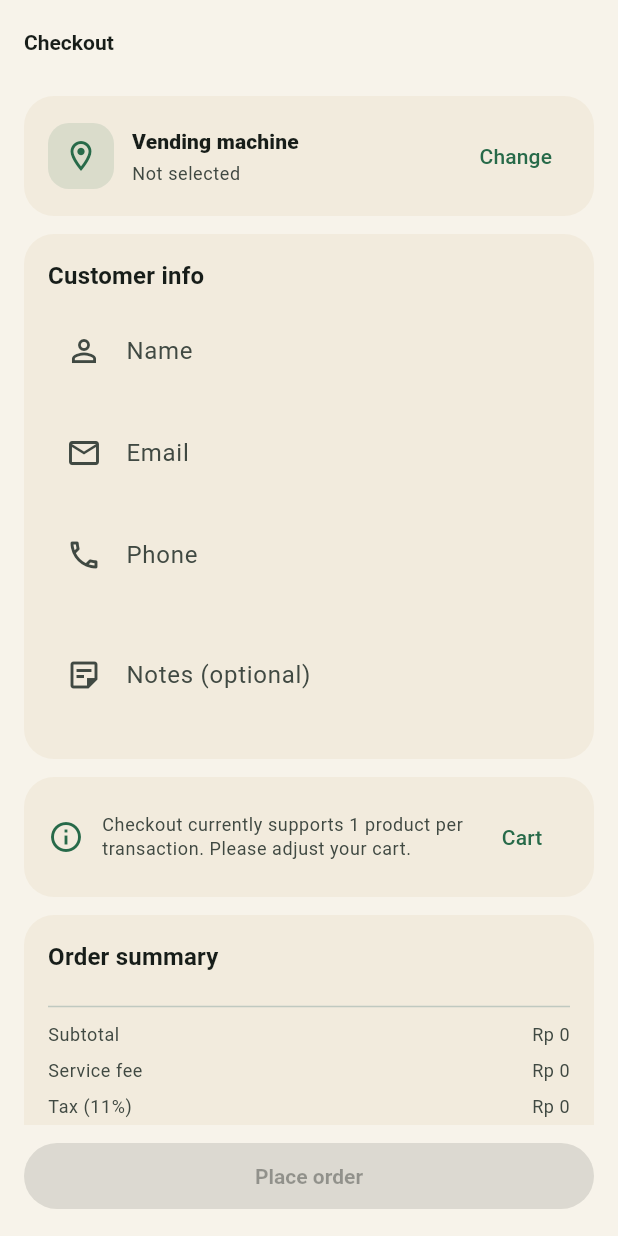
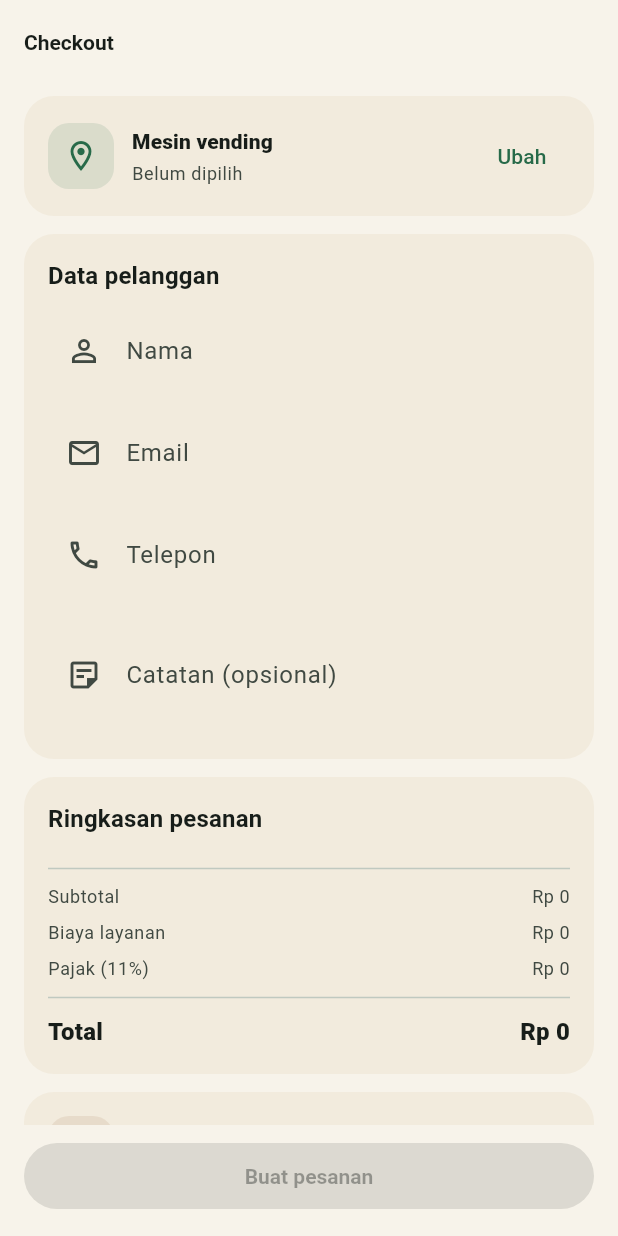
Before and after one commit to fathurp01/Jamuin-Vending-Machine-Mobile, a Flutter app: the CheckoutScreen screen opened by its route, on a phone screen of 412 x 824 dp. Run offline on Flutter 3.47's test engine with Material 3 defaults, Android fonts, the phone set to English and light mode, and no system bars; our stand-ins replace dio, flutter_riverpod, go_router, shared_preferences, webview_flutter; missing offline and left inert: maplibre_gl; accounts and stored records are empty; network calls fail.

Commit message:
bug and error fix and adjust additional feature

```diff
--- a/lib/src/features/auth/presentation/register_screen.dart
+++ b/lib/src/features/auth/presentation/register_screen.dart
@@ -69,20 +69,22 @@ class _RegisterScreenState extends ConsumerState<RegisterScreen> {
     } catch (e) {
       if (!mounted) return;
       setState(() => _submitting = false);
-      messenger.showSnackBar(SnackBar(content: Text('Register failed: $e')));
+      messenger.showSnackBar(SnackBar(content: Text('Daftar gagal: $e')));
       return;
     }
 
     if (!mounted) return;
     setState(() => _submitting = false);
-    messenger.showSnackBar(const SnackBar(content: Text('Account created.')));
+    messenger.showSnackBar(
+      const SnackBar(content: Text('Akun berhasil dibuat.')),
+    );
     router.go('/app/home');
   }
 
   @override
   Widget build(BuildContext context) {
     return Scaffold(
-      appBar: AppBar(title: const Text('Register')),
+      appBar: AppBar(title: const Text('Daftar')),
       body: ListView(
         padding: const EdgeInsets.fromLTRB(16, 12, 16, 24),
         children: [
@@ -96,7 +98,7 @@ class _RegisterScreenState extends ConsumerState<RegisterScreen> {
                   decoration: const InputDecoration(labelText: 'Name'),
                   validator: (v) {
                     final t = (v ?? '').trim();
-                    if (t.isEmpty) return 'Name is required';
+                    if (t.isEmpty) return 'Nama wajib diisi';
                     return null;
                   },
                 ),
@@ -105,13 +107,13 @@ class _RegisterScreenState extends ConsumerState<RegisterScreen> {
                   controller: _phoneCtrl,
                   keyboardType: TextInputType.phone,
                   textInputAction: TextInputAction.next,
-                  decoration: const InputDecoration(labelText: 'Phone'),
+                  decoration: const InputDecoration(labelText: 'Telepon'),
                   validator: (v) {
                     final value = (v ?? '').trim();
-                    if (value.isEmpty) return 'Phone is required';
+                    if (value.isEmpty) return 'Telepon wajib diisi';
                     final digitsOnly = RegExp(r'^\+?[0-9]{8,15}$');
                     if (!digitsOnly.hasMatch(value)) {
-                      return 'Enter a valid phone number';
+                      return 'Masukkan nomor telepon yang valid';
                     }
                     return null;
                   },
@@ -124,9 +126,9 @@ class _RegisterScreenState extends ConsumerState<RegisterScreen> {
                   decoration: const InputDecoration(labelText: 'Email'),
                   validator: (v) {
                     final t = (v ?? '').trim();
-                    if (t.isEmpty) return 'Email is required';
+                    if (t.isEmpty) return 'Email wajib diisi';
                     if (!t.contains('@') || !t.contains('.')) {
-                      return 'Enter a valid email';
+                      return 'Masukkan email yang valid';
                     }
                     return null;
                   },
@@ -139,8 +141,8 @@ class _RegisterScreenState extends ConsumerState<RegisterScreen> {
                   decoration: const InputDecoration(labelText: 'Password'),
                   validator: (v) {
                     final t = (v ?? '').trim();
-                    if (t.isEmpty) return 'Password is required';
-                    if (t.length < 6) return 'Min 6 characters';
+                    if (t.isEmpty) return 'Password wajib diisi';
+                    if (t.length < 6) return 'Minimal 6 karakter';
                     return null;
                   },
                 ),
@@ -150,13 +152,13 @@ class _RegisterScreenState extends ConsumerState<RegisterScreen> {
                   obscureText: true,
                   textInputAction: TextInputAction.done,
                   decoration: const InputDecoration(
-                    labelText: 'Confirm password',
+                    labelText: 'Konfirmasi password',
                   ),
                   validator: (v) {
                     final t = (v ?? '').trim();
-                    if (t.isEmpty) return 'Confirmation is required';
+                    if (t.isEmpty) return 'Konfirmasi wajib diisi';
                     if (t != _passCtrl.text.trim()) {
-                      return 'Passwords do not match';
+                      return 'Password tidak sama';
                     }
                     return null;
                   },
@@ -174,7 +176,7 @@ class _RegisterScreenState extends ConsumerState<RegisterScreen> {
                     height: 22,
                     child: CircularProgressIndicator(strokeWidth: 2),
                   )
-                : const Text('Register'),
+                : const Text('Daftar'),
           ),
         ],
       ),
--- a/lib/src/features/cart/presentation/cart_screen.dart
+++ b/lib/src/features/cart/presentation/cart_screen.dart
@@ -32,7 +32,7 @@ class CartScreen extends ConsumerWidget {
         : true;
 
     return Scaffold(
-      appBar: AppBar(title: const Text('Cart')),
+      appBar: AppBar(title: const Text('Keranjang')),
       body: cart.items.isEmpty
           ? Center(
               child: Column(
@@ -45,12 +45,12 @@ class CartScreen extends ConsumerWidget {
                   ),
                   const SizedBox(height: 10),
                   Text(
-                    'Your cart is empty',
+                    'Keranjang kamu kosong',
                     style: Theme.of(context).textTheme.titleMedium,
                   ),
                   const SizedBox(height: 8),
                   Text(
-                    'Browse the menu to add items.',
+                    'Lihat produk untuk menambahkan item.',
                     style: Theme.of(context).textTheme.bodySmall?.copyWith(
                       color: scheme.onSurfaceVariant,
                     ),
@@ -58,7 +58,7 @@ class CartScreen extends ConsumerWidget {
                   const SizedBox(height: 14),
                   FilledButton(
                     onPressed: () => context.push('/app/products'),
-                    child: const Text('Browse menu'),
+                    child: const Text('Lihat produk'),
                   ),
                 ],
               ),
@@ -77,14 +77,14 @@ class CartScreen extends ConsumerWidget {
                       Expanded(
                         child: Text(
                           session.selectedMachineName ??
-                              'Select a machine before checkout',
+                              'Pilih mesin sebelum checkout',
                           style: Theme.of(context).textTheme.bodySmall
                               ?.copyWith(color: scheme.onSurfaceVariant),
                         ),
                       ),
                       TextButton(
                         onPressed: () => context.go('/app/map'),
-                        child: const Text('Select'),
+                        child: const Text('Pilih'),
                       ),
                     ],
                   ),
@@ -133,7 +133,7 @@ class CartScreen extends ConsumerWidget {
                                       ),
                                     ),
                                     IconButton(
-                                      tooltip: 'Remove',
+                                      tooltip: 'Hapus',
                                       onPressed: () => ref
                                           .read(cartControllerProvider.notifier)
                                           .remove(item.product.id),
@@ -152,8 +152,8 @@ class CartScreen extends ConsumerWidget {
                                   const SizedBox(height: 6),
                                   Text(
                                     isOverStock
-                                        ? 'Stock left: $stock (reduce quantity)'
-                                        : 'Stock left: $stock',
+                                        ? 'Sisa stok: $stock (kurangi jumlah)'
+                                        : 'Sisa stok: $stock',
                                     style: Theme.of(context).textTheme.bodySmall
                                         ?.copyWith(
                                           color: isOverStock
@@ -202,9 +202,9 @@ class CartScreen extends ConsumerWidget {
                     children: [
                       _Line(label: 'Subtotal', value: cart.subtotal),
                       const SizedBox(height: 8),
-                      _Line(label: 'Service fee', value: cart.serviceFee),
+                      _Line(label: 'Biaya layanan', value: cart.serviceFee),
                       const SizedBox(height: 8),
-                      _Line(label: 'Tax (11%)', value: cart.tax),
+                      _Line(label: 'Pajak (11%)', value: cart.tax),
                       const Divider(height: 22),
                       Row(
                         children: [
--- /dev/null
+++ b/lib/src/features/checkout/domain/payment_flow.dart
@@ -0,0 +1,13 @@
+class PaymentStep {
+  const PaymentStep({required this.orderId, required this.snapUrl});
+
+  final String orderId;
+  final String snapUrl;
+}
+
+class PaymentFlowArgs {
+  const PaymentFlowArgs({required this.snapUrl, this.remaining = const []});
+
+  final String snapUrl;
+  final List<PaymentStep> remaining;
+}
--- a/lib/src/features/checkout/presentation/checkout_screen.dart
+++ b/lib/src/features/checkout/presentation/checkout_screen.dart
@@ -6,6 +6,7 @@ import '../../cart/application/cart_controller.dart';
 import '../../session/application/session_controller.dart';
 import '../application/checkout_controller.dart';
 import '../../transactions/domain/transaction_record.dart';
+import '../domain/payment_flow.dart';
 import '../../../shared/widgets/money_text.dart';
 import '../../../shared/widgets/rounded_card.dart';
 
@@ -51,11 +52,9 @@ class _CheckoutScreenState extends ConsumerState<CheckoutScreen> {
 
     final machineId = session.selectedMachineId;
     final hasSelectedMachine = machineId != null;
-    final hasSingleItem = cart.items.length == 1;
-    final stockOk = hasSingleItem
-        ? cart.items.values.single.quantity <=
-              cart.items.values.single.product.stock
-        : false;
+    final stockOk = cart.items.values.every(
+      (it) => it.quantity <= it.product.stock,
+    );
 
     return Scaffold(
       appBar: AppBar(title: const Text('Checkout')),
@@ -85,13 +84,13 @@ class _CheckoutScreenState extends ConsumerState<CheckoutScreen> {
                       crossAxisAlignment: CrossAxisAlignment.start,
                       children: [
                         Text(
-                          'Vending machine',
+                          'Mesin vending',
                           style: Theme.of(context).textTheme.titleSmall
                               ?.copyWith(fontWeight: FontWeight.w800),
                         ),
                         const SizedBox(height: 4),
                         Text(
-                          session.selectedMachineName ?? 'Not selected',
+                          session.selectedMachineName ?? 'Belum dipilih',
                           style: Theme.of(context).textTheme.bodySmall
                               ?.copyWith(color: scheme.onSurfaceVariant),
                         ),
@@ -100,7 +99,7 @@ class _CheckoutScreenState extends ConsumerState<CheckoutScreen> {
                   ),
                   TextButton(
                     onPressed: () => context.go('/app/map'),
-                    child: const Text('Change'),
+                    child: const Text('Ubah'),
                   ),
                 ],
               ),
@@ -111,7 +110,7 @@ class _CheckoutScreenState extends ConsumerState<CheckoutScreen> {
                 crossAxisAlignment: CrossAxisAlignment.start,
                 children: [
                   Text(
-                    'Customer info',
+                    'Data pelanggan',
                     style: Theme.of(context).textTheme.titleMedium,
                   ),
                   const SizedBox(height: 10),
@@ -119,12 +118,12 @@ class _CheckoutScreenState extends ConsumerState<CheckoutScreen> {
                     controller: _nameCtrl,
                     textInputAction: TextInputAction.next,
                     decoration: const InputDecoration(
-                      labelText: 'Name',
+                      labelText: 'Nama',
                       prefixIcon: Icon(Icons.person_outline),
                     ),
                     validator: (v) {
                       final value = (v ?? '').trim();
-                      if (value.isEmpty) return 'Name is required';
+                      if (value.isEmpty) return 'Nama wajib diisi';
                       return null;
                     },
                   ),
@@ -139,11 +138,11 @@ class _CheckoutScreenState extends ConsumerState<CheckoutScreen> {
                     ),
                     validator: (v) {
                       final value = (v ?? '').trim();
-                      if (value.isEmpty) return 'Email is required';
+                      if (value.isEmpty) return 'Email wajib diisi';
                       final emailOk = RegExp(
                         r'^[^@\s]+@[^@\s]+\.[^@\s]+$',
                       ).hasMatch(value);
-                      if (!emailOk) return 'Enter a valid email';
+                      if (!emailOk) return 'Masukkan email yang valid';
                       return null;
                     },
                   ),
@@ -153,15 +152,15 @@ class _CheckoutScreenState extends ConsumerState<CheckoutScreen> {
                     keyboardType: TextInputType.phone,
                     textInputAction: TextInputAction.next,
                     decoration: const InputDecoration(
-                      labelText: 'Phone',
+                      labelText: 'Telepon',
                       prefixIcon: Icon(Icons.phone_outlined),
                     ),
                     validator: (v) {
                       final value = (v ?? '').trim();
-                      if (value.isEmpty) return 'Phone is required';
+                      if (value.isEmpty) return 'Telepon wajib diisi';
                       final digitsOnly = RegExp(r'^\+?[0-9]{8,15}$');
                       if (!digitsOnly.hasMatch(value)) {
-                        return 'Enter a valid phone number';
+                        return 'Masukkan nomor telepon yang valid';
                       }
                       return null;
                     },
@@ -172,7 +171,7 @@ class _CheckoutScreenState extends ConsumerState<CheckoutScreen> {
                     maxLines: 2,
                     textInputAction: TextInputAction.done,
                     decoration: const InputDecoration(
-                      labelText: 'Notes (optional)',
+                      labelText: 'Catatan (opsional)',
                       prefixIcon: Icon(Icons.sticky_note_2_outlined),
                     ),
                   ),
@@ -180,30 +179,7 @@ class _CheckoutScreenState extends ConsumerState<CheckoutScreen> {
               ),
             ),
             const SizedBox(height: 12),
-            if (!hasSingleItem)
-              Padding(
-                padding: const EdgeInsets.only(bottom: 12),
-                child: RoundedCard(
-                  child: Row(
-                    children: [
-                      Icon(Icons.info_outline, color: scheme.primary),
-                      const SizedBox(width: 12),
-                      Expanded(
-                        child: Text(
-                          'Checkout currently supports 1 product per transaction. Please adjust your cart.',
-                          style: Theme.of(context).textTheme.bodySmall
-                              ?.copyWith(color: scheme.onSurfaceVariant),
-                        ),
-                      ),
-                      TextButton(
-                        onPressed: () => context.go('/app/cart'),
-                        child: const Text('Cart'),
-                      ),
-                    ],
-                  ),
-                ),
-              )
-            else if (hasSelectedMachine && !stockOk)
+            if (hasSelectedMachine && !stockOk)
               Padding(
                 padding: const EdgeInsets.only(bottom: 12),
                 child: RoundedCard(
@@ -213,14 +189,14 @@ class _CheckoutScreenState extends ConsumerState<CheckoutScreen> {
                       const SizedBox(width: 12),
                       Expanded(
                         child: Text(
-                          'Quantity exceeds available product stock.\nPlease adjust quantities in your cart.',
+                          'Jumlah melebihi stok yang tersedia.\nSilakan sesuaikan jumlah di keranjang.',
                           style: Theme.of(context).textTheme.bodySmall
                               ?.copyWith(color: scheme.onSurfaceVariant),
                         ),
                       ),
                       TextButton(
                         onPressed: () => context.go('/app/cart'),
-                        child: const Text('Cart'),
+                        child: const Text('Keranjang'),
                       ),
                     ],
                   ),
@@ -231,7 +207,7 @@ class _CheckoutScreenState extends ConsumerState<CheckoutScreen> {
                 crossAxisAlignment: CrossAxisAlignment.start,
                 children: [
                   Text(
-                    'Order summary',
+                    'Ringkasan pesanan',
                     style: Theme.of(context).textTheme.titleMedium,
                   ),
                   const SizedBox(height: 10),
@@ -251,9 +227,9 @@ class _CheckoutScreenState extends ConsumerState<CheckoutScreen> {
                   const Divider(height: 22),
                   _Line(label: 'Subtotal', value: cart.subtotal),
                   const SizedBox(height: 8),
-                  _Line(label: 'Service fee', value: cart.serviceFee),
+                  _Line(label: 'Biaya layanan', value: cart.serviceFee),
                   const SizedBox(height: 8),
-                  _Line(label: 'Tax (11%)', value: cart.tax),
+                  _Line(label: 'Pajak (11%)', value: cart.tax),
                   const Divider(height: 22),
                   Row(
                     children: [
@@ -295,7 +271,7 @@ class _CheckoutScreenState extends ConsumerState<CheckoutScreen> {
                       crossAxisAlignment: CrossAxisAlignment.start,
                       children: [
                         Text(
-                          'Payment',
+                          'Pembayaran',
                           style: Theme.of(context).textTheme.titleSmall
                               ?.copyWith(fontWeight: FontWeight.w800),
                         ),
@@ -313,7 +289,7 @@ class _CheckoutScreenState extends ConsumerState<CheckoutScreen> {
             ),
             const SizedBox(height: 8),
             Text(
-              'After completing payment, tap “Check status”.',
+              'Setelah menyelesaikan pembayaran, tekan “Cek status”.',
               style: Theme.of(
                 context,
               ).textTheme.bodySmall?.copyWith(color: scheme.onSurfaceVariant),
@@ -325,7 +301,10 @@ class _CheckoutScreenState extends ConsumerState<CheckoutScreen> {
         minimum: const EdgeInsets.fromLTRB(16, 10, 16, 16),
         child: FilledButton(
           onPressed:
-              (_placing || !hasSelectedMachine || !hasSingleItem || !stockOk)
+              (_placing ||
+                  !hasSelectedMachine ||
+                  cart.subtotal == 0 ||
+                  !stockOk)
               ? null
               : () async {
                   final messenger = ScaffoldMessenger.of(context);
@@ -336,7 +315,9 @@ class _CheckoutScreenState extends ConsumerState<CheckoutScreen> {
                   if (session.selectedMachineName == null) {
                     messenger.showSnackBar(
                       const SnackBar(
-                        content: Text('Please select a vending machine first.'),
+                        content: Text(
+                          'Silakan pilih mesin vending terlebih dahulu.',
+                        ),
                       ),
                     );
                     return;
@@ -357,20 +338,25 @@ class _CheckoutScreenState extends ConsumerState<CheckoutScreen> {
                   if (!mounted) return;
                   setState(() => _placing = false);
 
-                  final orderId = result.orderId;
-                  final snapUrl = result.snapUrl;
-                  if (orderId == null || snapUrl == null) {
+                  final first = result.first;
+                  if (first == null) {
                     if (!mounted) return;
                     messenger.showSnackBar(
                       SnackBar(
-                        content: Text(result.error ?? 'Checkout failed.'),
+                        content: Text(result.error ?? 'Checkout gagal.'),
                       ),
                     );
                     return;
                   }
 
                   if (!mounted) return;
-                  router.go('/app/payment/$orderId', extra: snapUrl);
+                  router.go(
+                    '/app/payment/${first.orderId}',
+                    extra: PaymentFlowArgs(
+                      snapUrl: first.snapUrl,
+                      remaining: result.remaining,
+                    ),
+                  );
                 },
           child: _placing
               ? const SizedBox(
@@ -378,7 +364,7 @@ class _CheckoutScreenState extends ConsumerState<CheckoutScreen> {
                   height: 22,
                   child: CircularProgressIndicator(strokeWidth: 2),
                 )
-              : const Text('Place order'),
+              : const Text('Buat pesanan'),
         ),
       ),
     );
--- a/lib/src/features/transactions/data/payments_repository.dart
+++ b/lib/src/features/transactions/data/payments_repository.dart
@@ -153,6 +153,7 @@ abstract class PaymentsRepository {
   Future<CreatePaymentResult> create({
     required int productId,
     required int quantity,
+    required int machineId,
   });
 
   Future<PaymentStatusDetail> status(String orderId);
@@ -170,12 +171,14 @@ final class ApiPaymentsRepository implements PaymentsRepository {
   Future<CreatePaymentResult> create({
     required int productId,
     required int quantity,
+    required int machineId,
   }) async {
     final res = await _dio.post<Map<String, Object?>>(
       '/payments/create',
       data: {
         'productId': productId,
         'quantity': quantity,
+        'machineId': machineId,
         'platform': platform,
       },
     );
```
Also changed, not shown: lib/src/app/router.dart (+27 -6 lines), lib/src/features/auth/presentation/login_screen.dart (+10 -10 lines), lib/src/features/checkout/application/checkout_controller.dart (+47 -32 lines), lib/src/features/checkout/presentation/payment_webview_screen.dart (+14 -5 lines), lib/src/features/checkout/presentation/transaction_status_screen.dart (+44 -17 lines), lib/src/features/home/presentation/home_screen.dart (+31 -24 lines), lib/src/features/products/presentation/product_detail_screen.dart (+10 -8 lines), lib/src/features/products/presentation/product_list_screen.dart (+20 -4 lines), lib/src/features/profile/presentation/profile_screen.dart (+7 -0 lines), lib/src/features/transactions/presentation/transaction_history_screen.dart (+20 -8 lines), 1 other file.
